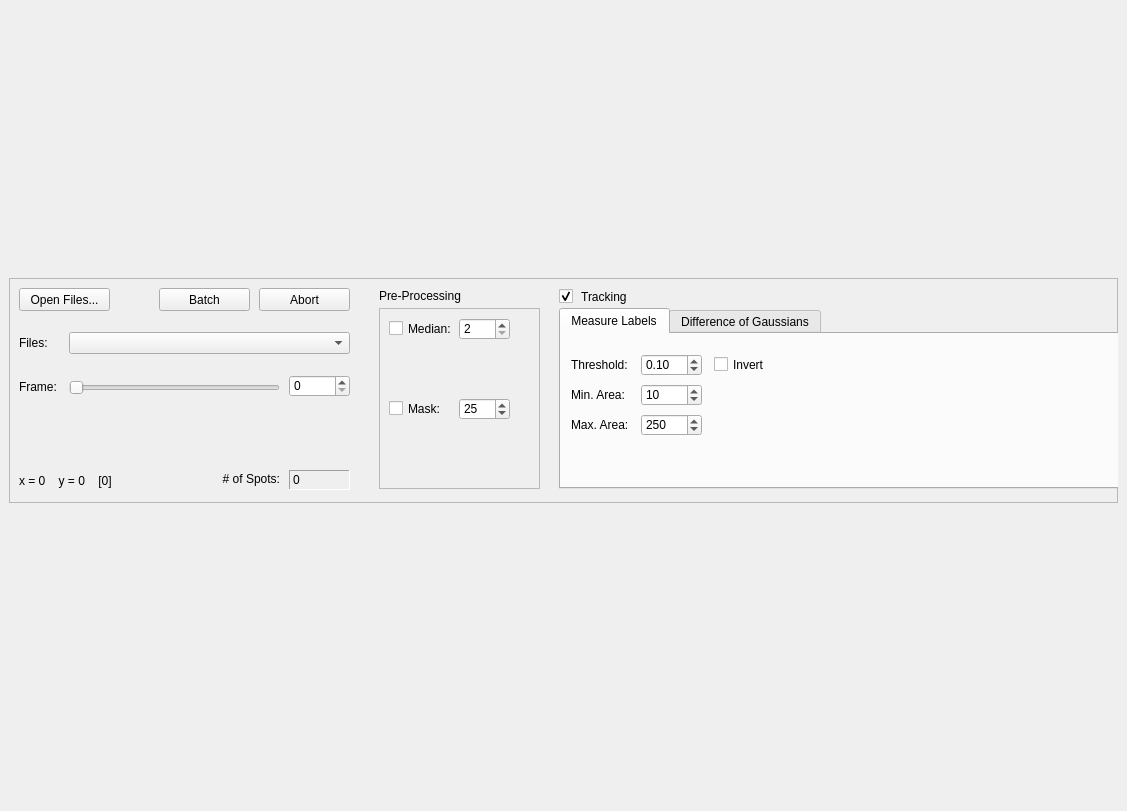
Before: the Qt Designer form TrackerLab.ui in Molecular-Nanophotonics/TrackerLab, drawn with Qt 5.
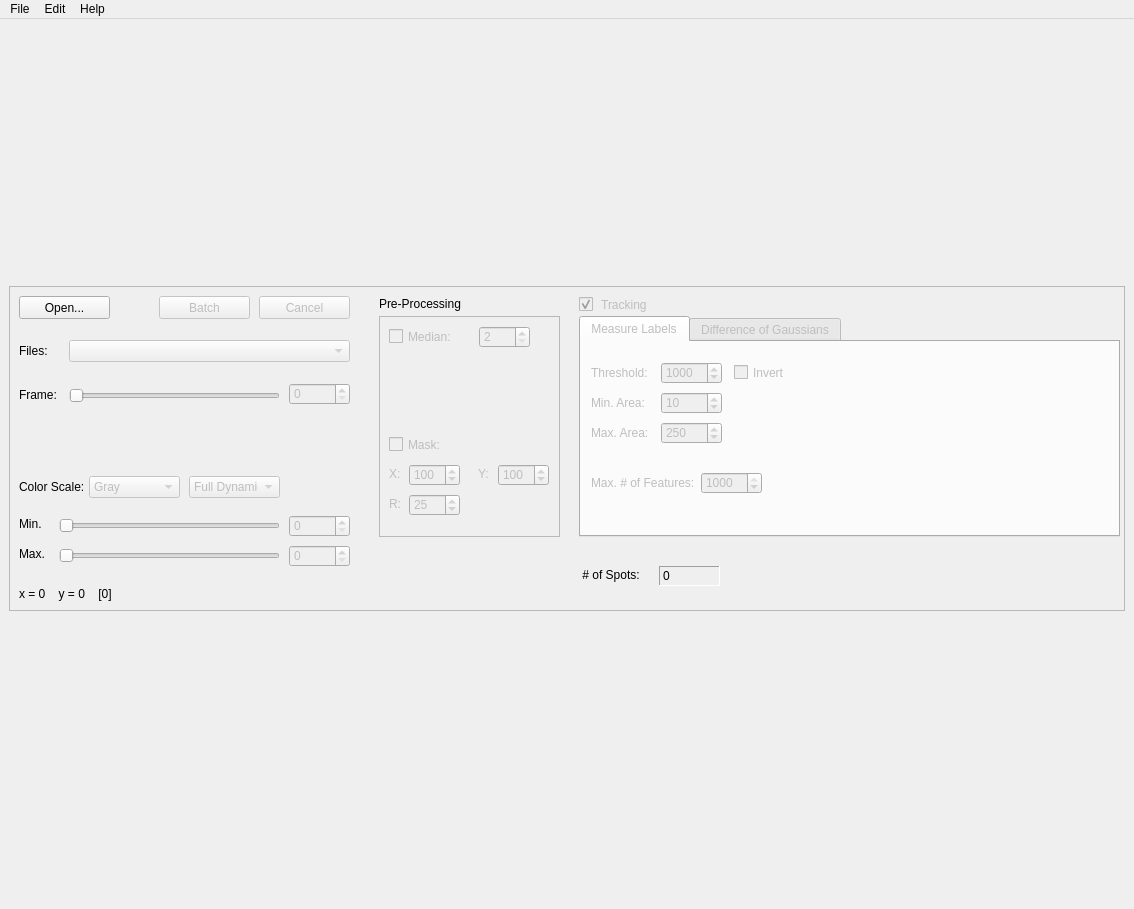
After: the same form once the commit is applied.

The edit to the form file:
```diff
--- a/TrackerLab.ui
+++ b/TrackerLab.ui
@@ -6,8 +6,8 @@
    <rect>
     <x>0</x>
     <y>0</y>
-    <width>1127</width>
-    <height>811</height>
+    <width>1134</width>
+    <height>909</height>
    </rect>
   </property>
   <property name="windowTitle">
@@ -26,7 +26,7 @@
       <property name="minimumSize">
        <size>
         <width>0</width>
-        <height>225</height>
+        <height>325</height>
        </size>
       </property>
       <property name="frameShape">
@@ -45,10 +45,13 @@
         </rect>
        </property>
        <property name="text">
-        <string>Open Files...</string>
+        <string>Open...</string>
        </property>
       </widget>
       <widget class="QSpinBox" name="frameSpinBox">
+       <property name="enabled">
+        <bool>false</bool>
+       </property>
        <property name="geometry">
         <rect>
          <x>280</x>
@@ -75,6 +78,9 @@
        </property>
       </widget>
       <widget class="QComboBox" name="fileComboBox">
+       <property name="enabled">
+        <bool>false</bool>
+       </property>
        <property name="geometry">
         <rect>
          <x>60</x>
@@ -98,6 +104,9 @@
        </property>
       </widget>
       <widget class="QSlider" name="frameSlider">
+       <property name="enabled">
+        <bool>false</bool>
+       </property>
        <property name="geometry">
         <rect>
          <x>60</x>
@@ -117,7 +126,7 @@
        <property name="geometry">
         <rect>
          <x>10</x>
-         <y>195</y>
+         <y>300</y>
          <width>161</width>
          <height>16</height>
         </rect>
@@ -126,13 +135,16 @@
         <string>x = 0    y = 0    [0]</string>
        </property>
       </widget>
-      <widget class="QTabWidget" name="tabWidget">
+      <widget class="QTabWidget" name="trackingTabWidget">
+       <property name="enabled">
+        <bool>false</bool>
+       </property>
        <property name="geometry">
         <rect>
-         <x>550</x>
+         <x>570</x>
          <y>30</y>
-         <width>561</width>
-         <height>181</height>
+         <width>541</width>
+         <height>221</height>
         </rect>
        </property>
        <property name="autoFillBackground">
@@ -145,7 +157,7 @@
         <attribute name="title">
          <string>Measure Labels</string>
         </attribute>
-        <widget class="QDoubleSpinBox" name="tab1ThresholdSpinBox">
+        <widget class="QSpinBox" name="tab1ThresholdSpinBox">
          <property name="geometry">
           <rect>
            <x>80</x>
@@ -161,16 +173,16 @@
           <bool>false</bool>
          </property>
          <property name="minimum">
-          <double>0.010000000000000</double>
+          <number>1</number>
          </property>
          <property name="maximum">
-          <double>1.000000000000000</double>
+          <number>10000</number>
          </property>
          <property name="singleStep">
-          <double>0.010000000000000</double>
+          <number>10</number>
          </property>
          <property name="value">
-          <double>0.100000000000000</double>
+          <number>1000</number>
          </property>
         </widget>
         <widget class="QLabel" name="tab1ThresholdLabel">
@@ -278,6 +290,47 @@
           <string>Invert</string>
          </property>
         </widget>
+        <widget class="QLabel" name="tab1MaxFeaturesLabel">
+         <property name="geometry">
+          <rect>
+           <x>10</x>
+           <y>130</y>
+           <width>111</width>
+           <height>21</height>
+          </rect>
+         </property>
+         <property name="layoutDirection">
+          <enum>Qt::LeftToRight</enum>
+         </property>
+         <property name="text">
+          <string>Max. # of Features:</string>
+         </property>
+         <property name="alignment">
+          <set>Qt::AlignLeading|Qt::AlignLeft|Qt::AlignVCenter</set>
+         </property>
+        </widget>
+        <widget class="QSpinBox" name="tab1MaxFeaturesSpinBox">
+         <property name="geometry">
+          <rect>
+           <x>120</x>
+           <y>130</y>
+           <width>61</width>
+           <height>22</height>
+          </rect>
+         </property>
+         <property name="keyboardTracking">
+          <bool>false</bool>
+         </property>
+         <property name="minimum">
+          <number>1</number>
+         </property>
+         <property name="maximum">
+          <number>1000</number>
+         </property>
+         <property name="value">
+          <number>1000</number>
+         </property>
+        </widget>
        </widget>
        <widget class="QWidget" name="tab2">
         <attribute name="title">
@@ -362,6 +415,9 @@
        </widget>
       </widget>
       <widget class="QPushButton" name="batchButton">
+       <property name="enabled">
+        <bool>false</bool>
+       </property>
        <property name="geometry">
         <rect>
          <x>150</x>
@@ -375,6 +431,9 @@
        </property>
       </widget>
       <widget class="QPushButton" name="abortButton">
+       <property name="enabled">
+        <bool>false</bool>
+       </property>
        <property name="geometry">
         <rect>
          <x>250</x>
@@ -384,14 +443,14 @@
         </rect>
        </property>
        <property name="text">
-        <string>Abort</string>
+        <string>Cancel</string>
        </property>
       </widget>
       <widget class="QLabel" name="numberOfSpots">
        <property name="geometry">
         <rect>
-         <x>280</x>
-         <y>192</y>
+         <x>650</x>
+         <y>280</y>
          <width>61</width>
          <height>20</height>
         </rect>
@@ -409,26 +468,26 @@
       <widget class="QLabel" name="numberOfSpotsLabel">
        <property name="geometry">
         <rect>
-         <x>160</x>
-         <y>191</y>
-         <width>111</width>
+         <x>570</x>
+         <y>279</y>
+         <width>81</width>
          <height>20</height>
         </rect>
        </property>
        <property name="text">
         <string> # of Spots:</string>
        </property>
-       <property name="alignment">
-        <set>Qt::AlignRight|Qt::AlignTrailing|Qt::AlignVCenter</set>
-       </property>
       </widget>
       <widget class="QFrame" name="preprocessingFrame">
+       <property name="enabled">
+        <bool>false</bool>
+       </property>
        <property name="geometry">
         <rect>
          <x>370</x>
          <y>30</y>
-         <width>161</width>
-         <height>181</height>
+         <width>181</width>
+         <height>221</height>
         </rect>
        </property>
        <property name="frameShape">
@@ -453,7 +512,7 @@
        <widget class="QSpinBox" name="medianSpinBox">
         <property name="geometry">
          <rect>
-          <x>80</x>
+          <x>100</x>
           <y>10</y>
           <width>51</width>
           <height>22</height>
@@ -473,7 +532,7 @@
         <property name="geometry">
          <rect>
           <x>10</x>
-          <y>90</y>
+          <y>118</y>
           <width>70</width>
           <height>21</height>
          </rect>
@@ -482,11 +541,11 @@
          <string>Mask:</string>
         </property>
        </widget>
-       <widget class="QSpinBox" name="maskSpinBox">
+       <widget class="QSpinBox" name="maskRadiusSpinBox">
         <property name="geometry">
          <rect>
-          <x>80</x>
-          <y>90</y>
+          <x>30</x>
+          <y>178</y>
           <width>51</width>
           <height>22</height>
          </rect>
@@ -507,6 +566,104 @@
          <number>25</number>
         </property>
        </widget>
+       <widget class="QSpinBox" name="maskXSpinBox">
+        <property name="geometry">
+         <rect>
+          <x>30</x>
+          <y>148</y>
+          <width>51</width>
+          <height>22</height>
+         </rect>
+        </property>
+        <property name="toolTip">
+         <string/>
+        </property>
+        <property name="keyboardTracking">
+         <bool>false</bool>
+        </property>
+        <property name="minimum">
+         <number>1</number>
+        </property>
+        <property name="maximum">
+         <number>1000</number>
+        </property>
+        <property name="value">
+         <number>100</number>
+        </property>
+       </widget>
+       <widget class="QSpinBox" name="maskYSpinBox">
+        <property name="geometry">
+         <rect>
+          <x>119</x>
+          <y>148</y>
+          <width>51</width>
+          <height>22</height>
+         </rect>
+        </property>
+        <property name="toolTip">
+         <string/>
+        </property>
+        <property name="keyboardTracking">
+         <bool>false</bool>
+        </property>
+        <property name="minimum">
+         <number>1</number>
+        </property>
+        <property name="maximum">
+         <number>1000</number>
+        </property>
+        <property name="value">
+         <number>100</number>
+        </property>
+       </widget>
+       <widget class="QLabel" name="frameLabel_2">
+        <property name="geometry">
+         <rect>
+          <x>10</x>
+          <y>150</y>
+          <width>21</width>
+          <height>16</height>
+         </rect>
+        </property>
+        <property name="text">
+         <string>X:</string>
+        </property>
+       </widget>
+       <widget class="QLabel" name="frameLabel_3">
+        <property name="geometry">
+         <rect>
+          <x>10</x>
+          <y>180</y>
+          <width>21</width>
+          <height>16</height>
+         </rect>
+        </property>
+        <property name="text">
+         <string>R:</string>
+        </property>
+       </widget>
+       <widget class="QLabel" name="frameLabel_4">
+        <property name="geometry">
+         <rect>
+          <x>99</x>
+          <y>150</y>
+          <width>21</width>
+          <height>16</height>
+         </rect>
+        </property>
+        <property name="text">
+         <string>Y:</string>
+        </property>
+       </widget>
+       <zorder>medianCheckBox</zorder>
+       <zorder>medianSpinBox</zorder>
+       <zorder>maskCheckBox</zorder>
+       <zorder>frameLabel_2</zorder>
+       <zorder>frameLabel_3</zorder>
+       <zorder>frameLabel_4</zorder>
+       <zorder>maskYSpinBox</zorder>
+       <zorder>maskXSpinBox</zorder>
+       <zorder>maskRadiusSpinBox</zorder>
       </widget>
       <widget class="QLabel" name="preprocessingFrameLabel">
        <property name="geometry">
@@ -535,9 +692,12 @@
        </property>
       </widget>
       <widget class="QCheckBox" name="trackingCheckBox">
+       <property name="enabled">
+        <bool>false</bool>
+       </property>
        <property name="geometry">
         <rect>
-         <x>550</x>
+         <x>570</x>
          <y>10</y>
          <width>231</width>
          <height>17</height>
@@ -550,6 +710,174 @@
         <bool>true</bool>
        </property>
       </widget>
+      <widget class="QSlider" name="lminSlider">
+       <property name="enabled">
+        <bool>false</bool>
+       </property>
+       <property name="geometry">
+        <rect>
+         <x>50</x>
+         <y>230</y>
+         <width>221</width>
+         <height>20</height>
+        </rect>
+       </property>
+       <property name="maximum">
+        <number>999</number>
+       </property>
+       <property name="orientation">
+        <enum>Qt::Horizontal</enum>
+       </property>
+      </widget>
+      <widget class="QSlider" name="lmaxSlider">
+       <property name="enabled">
+        <bool>false</bool>
+       </property>
+       <property name="geometry">
+        <rect>
+         <x>50</x>
+         <y>260</y>
+         <width>221</width>
+         <height>20</height>
+        </rect>
+       </property>
+       <property name="maximum">
+        <number>999</number>
+       </property>
+       <property name="value">
+        <number>0</number>
+       </property>
+       <property name="orientation">
+        <enum>Qt::Horizontal</enum>
+       </property>
+      </widget>
+      <widget class="QSpinBox" name="lminSpinBox">
+       <property name="enabled">
+        <bool>false</bool>
+       </property>
+       <property name="geometry">
+        <rect>
+         <x>280</x>
+         <y>229</y>
+         <width>61</width>
+         <height>22</height>
+        </rect>
+       </property>
+       <property name="keyboardTracking">
+        <bool>false</bool>
+       </property>
+       <property name="maximum">
+        <number>999</number>
+       </property>
+       <property name="singleStep">
+        <number>100</number>
+       </property>
+      </widget>
+      <widget class="QSpinBox" name="lmaxSpinBox">
+       <property name="enabled">
+        <bool>false</bool>
+       </property>
+       <property name="geometry">
+        <rect>
+         <x>280</x>
+         <y>259</y>
+         <width>61</width>
+         <height>22</height>
+        </rect>
+       </property>
+       <property name="keyboardTracking">
+        <bool>false</bool>
+       </property>
+       <property name="maximum">
+        <number>999</number>
+       </property>
+       <property name="singleStep">
+        <number>100</number>
+       </property>
+       <property name="value">
+        <number>0</number>
+       </property>
+      </widget>
+      <widget class="QComboBox" name="colormapComboBox">
+       <property name="enabled">
+        <bool>false</bool>
+       </property>
+       <property name="geometry">
+        <rect>
+         <x>80</x>
+         <y>190</y>
+         <width>91</width>
+         <height>22</height>
+        </rect>
+       </property>
+       <item>
+        <property name="text">
+         <string>Gray</string>
+        </property>
+       </item>
+      </widget>
+      <widget class="QLabel" name="colorScaleLabel">
+       <property name="geometry">
+        <rect>
+         <x>10</x>
+         <y>193</y>
+         <width>71</width>
+         <height>16</height>
+        </rect>
+       </property>
+       <property name="text">
+        <string>Color Scale:</string>
+       </property>
+      </widget>
+      <widget class="QComboBox" name="scalingComboBox">
+       <property name="enabled">
+        <bool>false</bool>
+       </property>
+       <property name="geometry">
+        <rect>
+         <x>180</x>
+         <y>190</y>
+         <width>91</width>
+         <height>22</height>
+        </rect>
+       </property>
+       <item>
+        <property name="text">
+         <string>Full Dynamic</string>
+        </property>
+       </item>
+       <item>
+        <property name="text">
+         <string>Given Range</string>
+        </property>
+       </item>
+      </widget>
+      <widget class="QLabel" name="minLevelLabel">
+       <property name="geometry">
+        <rect>
+         <x>10</x>
+         <y>230</y>
+         <width>31</width>
+         <height>16</height>
+        </rect>
+       </property>
+       <property name="text">
+        <string>Min.</string>
+       </property>
+      </widget>
+      <widget class="QLabel" name="maxLevelLabel">
+       <property name="geometry">
+        <rect>
+         <x>10</x>
+         <y>260</y>
+         <width>31</width>
+         <height>16</height>
+        </rect>
+       </property>
+       <property name="text">
+        <string>Max.</string>
+       </property>
+      </widget>
      </widget>
     </item>
     <item>
@@ -593,6 +921,58 @@
     <bool>false</bool>
    </property>
   </widget>
+  <widget class="QMenuBar" name="menuBar">
+   <property name="geometry">
+    <rect>
+     <x>0</x>
+     <y>0</y>
+     <width>1134</width>
+     <height>21</height>
+    </rect>
+   </property>
+   <widget class="QMenu" name="menuFile">
+    <property name="title">
+     <string>File</string>
+    </property>
+    <addaction name="actionOpen"/>
+    <addaction name="actionExit"/>
+   </widget>
+   <widget class="QMenu" name="menuEdit">
+    <property name="title">
+     <string>Edit</string>
+    </property>
+    <addaction name="actionSettings"/>
+   </widget>
+   <widget class="QMenu" name="menuAbout">
+    <property name="title">
+     <string>Help</string>
+    </property>
+    <addaction name="actionAbout"/>
+   </widget>
+   <addaction name="menuFile"/>
+   <addaction name="menuEdit"/>
+   <addaction name="menuAbout"/>
+  </widget>
+  <action name="actionOpen">
+   <property name="text">
+    <string>Open...</string>
+   </property>
+  </action>
+  <action name="actionExit">
+   <property name="text">
+    <string>Exit</string>
+   </property>
+  </action>
+  <action name="actionAbout">
+   <property name="text">
+    <string>About</string>
+   </property>
+  </action>
+  <action name="actionSettings">
+   <property name="text">
+    <string>Settings</string>
+   </property>
+  </action>
  </widget>
  <resources/>
  <connections/>
```
